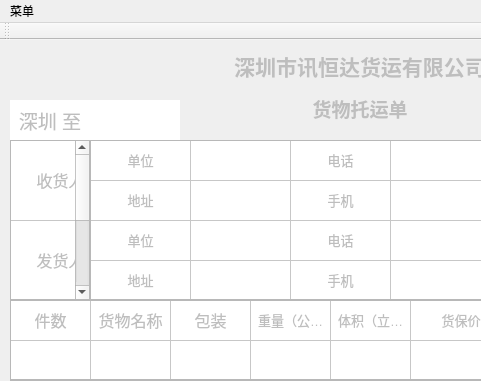
Above: Bill/ui/bill.ui from chent86/bill before the change; both pictures show x 0 to 481 and y 0 to 381 of the 722 by 750 pixel window. Below: the same form after it.
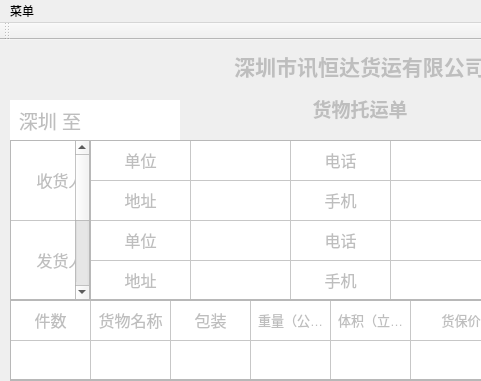
That is the form after the change.

The edit to the form file:
```diff
--- a/Bill/ui/bill.ui
+++ b/Bill/ui/bill.ui
@@ -251,7 +251,7 @@
      </property>
      <property name="font">
       <font>
-       <pointsize>10</pointsize>
+       <pointsize>12</pointsize>
       </font>
      </property>
      <property name="textAlignment">
@@ -265,6 +265,11 @@
      <property name="text">
       <string/>
      </property>
+     <property name="font">
+      <font>
+       <pointsize>12</pointsize>
+      </font>
+     </property>
      <property name="textAlignment">
       <set>AlignCenter</set>
      </property>
@@ -275,7 +280,7 @@
      </property>
      <property name="font">
       <font>
-       <pointsize>10</pointsize>
+       <pointsize>12</pointsize>
       </font>
      </property>
      <property name="textAlignment">
@@ -289,6 +294,11 @@
      <property name="text">
       <string/>
      </property>
+     <property name="font">
+      <font>
+       <pointsize>12</pointsize>
+      </font>
+     </property>
      <property name="textAlignment">
       <set>AlignCenter</set>
      </property>
@@ -299,7 +309,7 @@
      </property>
      <property name="font">
       <font>
-       <pointsize>10</pointsize>
+       <pointsize>12</pointsize>
       </font>
      </property>
      <property name="textAlignment">
@@ -313,6 +323,11 @@
      <property name="text">
       <string/>
      </property>
+     <property name="font">
+      <font>
+       <pointsize>12</pointsize>
+      </font>
+     </property>
      <property name="textAlignment">
       <set>AlignCenter</set>
      </property>
@@ -323,7 +338,7 @@
      </property>
      <property name="font">
       <font>
-       <pointsize>10</pointsize>
+       <pointsize>12</pointsize>
       </font>
      </property>
      <property name="textAlignment">
@@ -337,6 +352,11 @@
      <property name="text">
       <string/>
      </property>
+     <property name="font">
+      <font>
+       <pointsize>12</pointsize>
+      </font>
+     </property>
      <property name="textAlignment">
       <set>AlignCenter</set>
      </property>
@@ -347,7 +367,7 @@
      </property>
      <property name="font">
       <font>
-       <pointsize>10</pointsize>
+       <pointsize>12</pointsize>
       </font>
      </property>
      <property name="textAlignment">
@@ -361,6 +381,11 @@
      <property name="text">
       <string/>
      </property>
+     <property name="font">
+      <font>
+       <pointsize>12</pointsize>
+      </font>
+     </property>
      <property name="textAlignment">
       <set>AlignCenter</set>
      </property>
@@ -371,7 +396,7 @@
      </property>
      <property name="font">
       <font>
-       <pointsize>10</pointsize>
+       <pointsize>12</pointsize>
       </font>
      </property>
      <property name="textAlignment">
@@ -385,6 +410,11 @@
      <property name="text">
       <string/>
      </property>
+     <property name="font">
+      <font>
+       <pointsize>12</pointsize>
+      </font>
+     </property>
      <property name="textAlignment">
       <set>AlignCenter</set>
      </property>
@@ -395,7 +425,7 @@
      </property>
      <property name="font">
       <font>
-       <pointsize>10</pointsize>
+       <pointsize>12</pointsize>
       </font>
      </property>
      <property name="textAlignment">
@@ -409,6 +439,11 @@
      <property name="text">
       <string/>
      </property>
+     <property name="font">
+      <font>
+       <pointsize>12</pointsize>
+      </font>
+     </property>
      <property name="textAlignment">
       <set>AlignCenter</set>
      </property>
@@ -419,7 +454,7 @@
      </property>
      <property name="font">
       <font>
-       <pointsize>10</pointsize>
+       <pointsize>12</pointsize>
       </font>
      </property>
      <property name="textAlignment">
@@ -435,6 +470,7 @@
      </property>
      <property name="font">
       <font>
+       <pointsize>12</pointsize>
        <stylestrategy>NoAntialias</stylestrategy>
        <kerning>true</kerning>
       </font>
```
